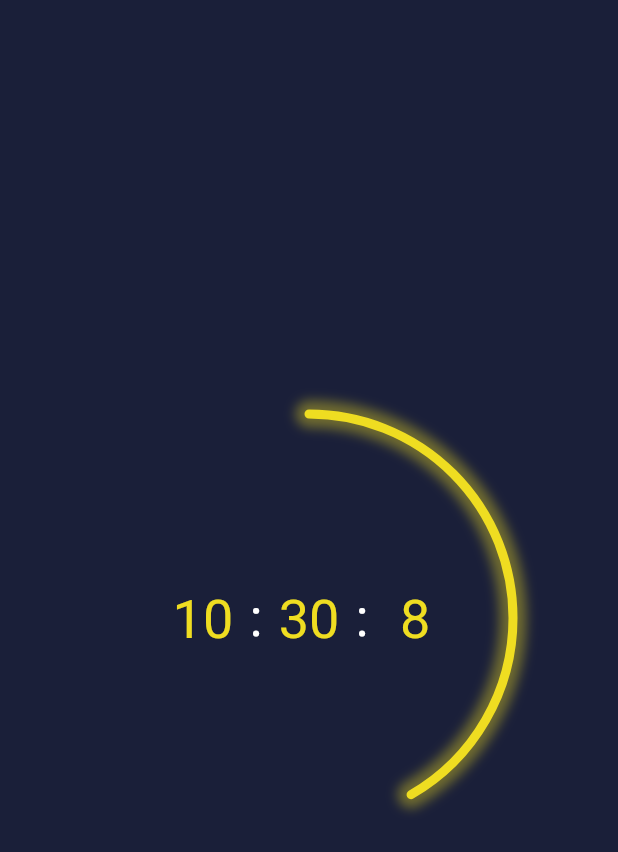
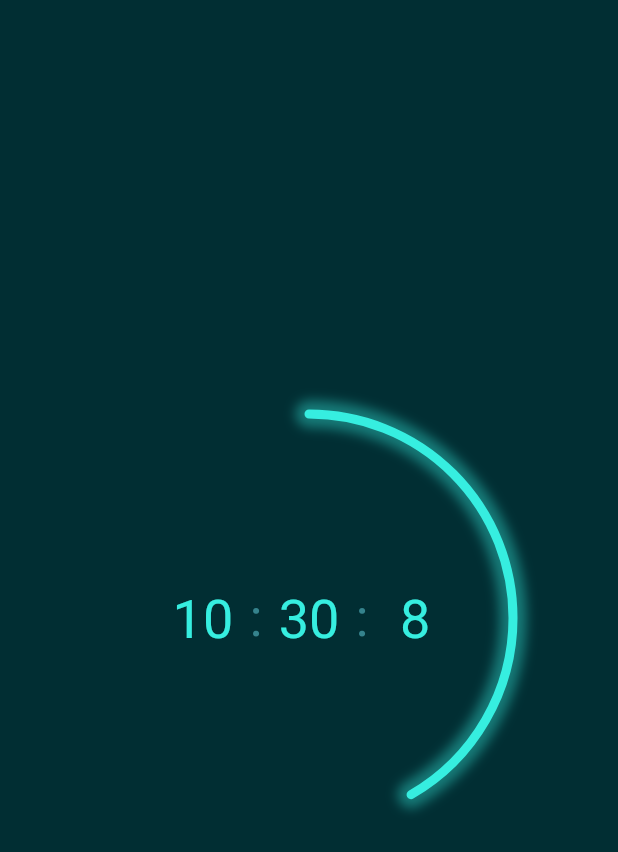
Before and after one commit to Bharathh-Raj/clock_app, a Flutter app: the screen it shows after launch, swiped to page 2, on a phone screen of 412 x 824 dp. Shown: the top 852 px of the screen. Run offline on Flutter 3.47's test engine with Material 2 defaults, Android fonts, the phone set to English and light mode, and no system bars.

Commit message:
fix: color change

```diff
--- a/lib/clock_faces/digital_clock_face.dart
+++ b/lib/clock_faces/digital_clock_face.dart
@@ -27,7 +27,7 @@ class NeonClockFace extends StatelessWidget {
   Widget build(BuildContext context) {
     return Scaffold(
       body: Container(
-        color: Color(0xff1A1F39),
+        color: Color(0xff012E33),
         child: Center(
           child: NeonClock(
             clockRadius: 136,
--- a/lib/core/clock/digital_clock.dart
+++ b/lib/core/clock/digital_clock.dart
@@ -54,6 +54,7 @@ class _DigitalClockState extends State<DigitalClock> {
                       painter: ArcHand(value: _currentTime.second / 60, arcColor: _secondColor),
                       // painter: ArcHand(value: _currentTime.second / 60, arcColor: Color(0xff1de230)),
                       child: DigitalClockText(
+                        seperatorColor: Colors.grey,
                         hourColor: _hourColor,
                         minuteColor: _minuteColor,
                         secondColor: _secondColor,
--- a/lib/core/clock/digital_clock_text.dart
+++ b/lib/core/clock/digital_clock_text.dart
@@ -6,19 +6,21 @@ class DigitalClockText extends StatelessWidget {
   final Color hourColor;
   final Color minuteColor;
   final Color secondColor;
+  final Color seperatorColor;
 
   DigitalClockText({
     required this.dateTime,
     required this.hourColor,
     required this.secondColor,
     required this.minuteColor,
+    required this.seperatorColor,
   });
 
   @override
   Widget build(BuildContext context) {
     final Text _separatorText = Text(
       ":",
-      style: TextStyle(color: Colors.white, fontSize: 36),
+      style: TextStyle(color: seperatorColor, fontSize: 36),
       textAlign: TextAlign.center,
     );
     return Row(
--- a/lib/core/clock/neon_clock.dart
+++ b/lib/core/clock/neon_clock.dart
@@ -3,7 +3,7 @@ import 'package:flutter/material.dart';
 
 import 'digital_clock_text.dart';
 
-const Color _color = Color(0xffEFDD21);
+const Color _color = Color(0xff36EEE0);
 
 class NeonClock extends StatefulWidget {
   final double clockRadius;
@@ -38,6 +38,7 @@ class _NeonClockState extends State<NeonClock> {
           painter: ArcHand(value: _currentTime.hour / 24, arcColor: _color, enableNeonEffect: true),
           // painter: ArcHand(value: _currentTime.hour / 24, arcColor: Color(0xff23dcd6)),
           child: DigitalClockText(
+            seperatorColor: Color(0xff35838D),
             dateTime: _currentTime,
             hourColor: _color,
             minuteColor: _color,
```
